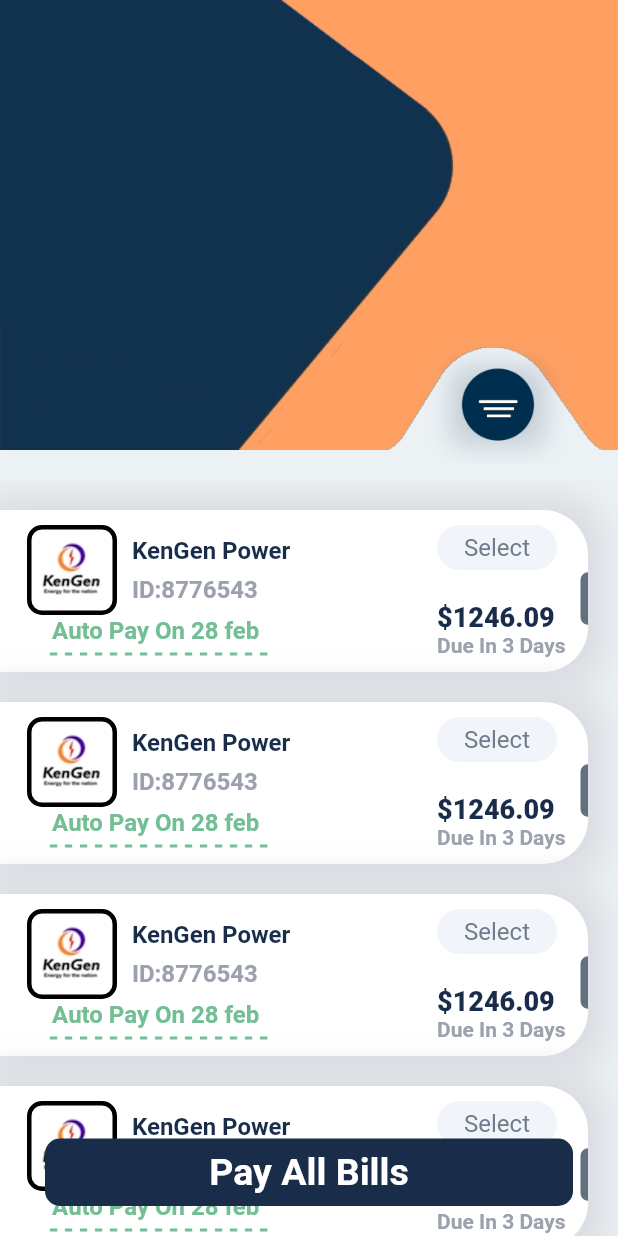
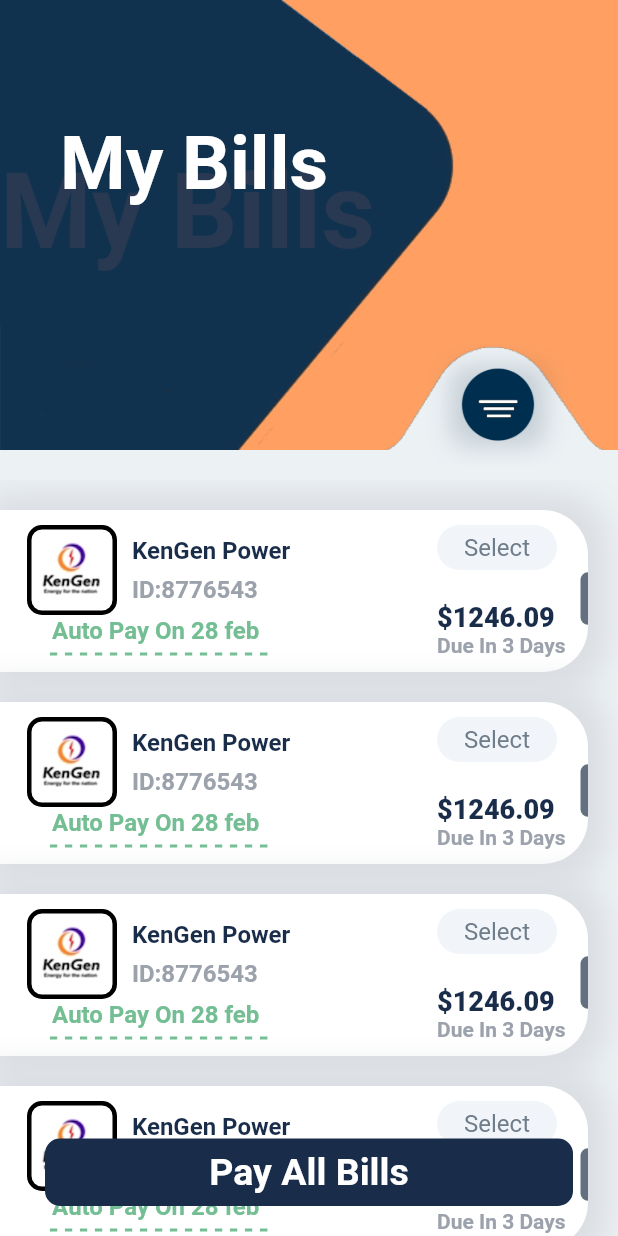
Before and after one commit to Aasimbhat/Flutter_Payments_App, a Flutter app: the screen it shows after launch, on a phone screen of 412 x 824 dp. Run offline on Flutter 3.47's test engine with Material 2 defaults, Android fonts, the phone set to English and light mode, and no system bars; our stand-ins replace get.

Commit message:
implemented getx,and some changes

```diff
--- a/lib/main.dart
+++ b/lib/main.dart
@@ -1,5 +1,7 @@
 import 'package:flutter/material.dart';
+import 'package:get/get.dart';
 import 'package:payment_app/pages/my_home_page.dart';
+import 'package:payment_app/pages/payment_page.dart';
 
 void main() {
   runApp(const MyApp());
@@ -11,18 +13,10 @@ class MyApp extends StatelessWidget {
   // This widget is the root of your application.
   @override
   Widget build(BuildContext context) {
-    return MaterialApp(
+    return GetMaterialApp(
       title: 'Flutter Demo',
       theme: ThemeData(
-        // This is the theme of your application.
-        //
-        // Try running your application with "flutter run". You'll see the
-        // application has a blue toolbar. Then, without quitting the app, try
-        // changing the primarySwatch below to Colors.green and then invoke
-        // "hot reload" (press "r" in the console where you ran "flutter run",
-        // or simply save your changes to "hot reload" in a Flutter IDE).
-        // Notice that the counter didn't reset back to zero; the application
-        // is not restarted.
+
         primarySwatch: Colors.blue,
       ),
       debugShowCheckedModeBanner: false,
--- a/lib/pages/my_home_page.dart
+++ b/lib/pages/my_home_page.dart
@@ -1,6 +1,7 @@
-
 import 'package:flutter/material.dart';
+import 'package:get/get.dart';
 import 'package:payment_app/component/colors.dart';
+import 'package:payment_app/pages/payment_page.dart';
 import 'package:payment_app/widgets/buttons.dart';
 import 'package:payment_app/widgets/large_buttons.dart';
 import 'package:payment_app/widgets/text_size.dart';
@@ -39,7 +40,9 @@ class _MyHomePageState extends State<MyHomePage> {
           _curveImageContainer(),
 
           _buttonContainer(),
-          // _textContainer(),
+          _textContainer(),
+
+
         ],
       ),
     );
@@ -50,79 +53,68 @@ class _MyHomePageState extends State<MyHomePage> {
       bottom: 15,
       right: 50,
       child: GestureDetector(
-        onTap: (){
-          showModalBottomSheet<dynamic> (
-            backgroundColor: Colors. transparent,
+        onTap: () {
+          showModalBottomSheet<dynamic>(
+              backgroundColor: Colors.transparent,
               barrierColor: Colors.transparent,
               isScrollControlled: true,
               context: context,
-           builder: (BuildContext bc){
+              builder: (BuildContext bc) {
                 return Container(
-               height: MediaQuery.of(context).size.height-260,
+                  height: MediaQuery.of(context).size.height - 260,
                   child: Stack(
                     children: [
                       Positioned(
                           bottom: 0,
-                    child:
-                  Container(
+                          child: Container(
                             color: Color(0xffeef1f4).withOpacity(0.7),
                             width: MediaQuery.of(context).size.width,
-                 height: MediaQuery.of(context).size.height-310,
-
-                  )
-                  ),
+                            height: MediaQuery.of(context).size.height - 310,
+                          )),
                       Positioned(
                           right: 50,
                           top: 0,
-                    child:
-                  Container(
-                    padding: EdgeInsets.only(top: 5,bottom: 25),
+                          child: Container(
+                            padding: EdgeInsets.only(top: 5, bottom: 25),
                             width: 60,
                             height: 230,
                             decoration: BoxDecoration(
                                 color: AppColor.mainColor,
-                      borderRadius: BorderRadius.circular(29)
-                    ),
+                                borderRadius: BorderRadius.circular(29)),
                             child: Column(
                               mainAxisAlignment: MainAxisAlignment.spaceBetween,
                               children: [
-                        AppButtons(icon: Icons.cancel,
+                                AppButtons(
+                                  icon: Icons.cancel,
                                   iconColor: AppColor.mainColor,
                                   textColor: Colors.white,
                                   backgroundColor: Colors.white,
-                        onTap:(){
+                                  onTap: () {
                                     Navigator.pop(context);
-                        } ,
-
+                                  },
                                 ),
-                         AppButtons(icon: Icons.add,
+                                AppButtons(
+                                  icon: Icons.add,
                                   iconColor: AppColor.mainColor,
                                   textColor: Colors.white,
                                   backgroundColor: Colors.white,
                                   text: "Add Bill",
-
-
                                 ),
-                         AppButtons(icon: Icons.history,
+                                AppButtons(
+                                  icon: Icons.history,
                                   iconColor: AppColor.mainColor,
                                   textColor: Colors.white,
                                   backgroundColor: Colors.white,
                                   text: "History",
-
-
                                 ),
                               ],
                             ),
-                  )
-                  )
+                          ))
                     ],
                   ),
-
                 );
-
               });
         },
-
         child: Container(
           height: 50,
           width: 60,
@@ -150,7 +142,8 @@ class _MyHomePageState extends State<MyHomePage> {
               image: DecorationImage(
                   fit: BoxFit.cover,
                   image: AssetImage("images/background.png"))),
-        ));
+        )
+        );
   }
 
   _curveImageContainer() {
@@ -162,12 +155,8 @@ class _MyHomePageState extends State<MyHomePage> {
           height: MediaQuery.of(context).size.height * 0.1,
           decoration: BoxDecoration(
               image: DecorationImage(
-                  fit: BoxFit.cover, image: AssetImage("images/curve.png")
-                  )
-                  ),
-        )
-        );
-
+                  fit: BoxFit.cover, image: AssetImage("images/curve.png"))),
+        ));
   }
 
   _ListBills() {
@@ -306,9 +295,7 @@ class _MyHomePageState extends State<MyHomePage> {
                                 color: AppColor.halfOval,
                                 borderRadius: BorderRadius.only(
                                     topLeft: Radius.circular(30),
-                                    bottomLeft: Radius.circular(30)
-                                    )
-                                    ),
+                                    bottomLeft: Radius.circular(30))),
                           )
                         ],
                       )
@@ -328,9 +315,37 @@ class _MyHomePageState extends State<MyHomePage> {
           text: "Pay All Bills",
           textColor: Colors.white,
           backgroundColor: Color(0xFF192c49),
+          onTap: () {
+            Get.to(()=>PaymentPage());
+          },
         ));
   }
-            // _textContainer(){
-            // }
+  _textContainer(){
+   return Stack(
+    children: [
+         Positioned(
+              left: 0,
+              top: 100,
+              child: Text(
+                "My Bills",
+                style: TextStyle(
+                    fontSize: 70,
+                    fontWeight: FontWeight.bold,
+                    color: Color(0xff293952)),
+              )
+              ),
+          Positioned(
+              left: 40,
+              top: 80,
+              child: Text(
+                "My Bills",
+                style: TextStyle(
+                    fontSize: 50,
+                    fontWeight: FontWeight.bold,
+                    color: Colors.white),
+              )),
+    ],
+   );
+  }
 
 }
--- a/pubspec.yaml
+++ b/pubspec.yaml
@@ -34,7 +34,7 @@ dependencies:
   # The following adds the Cupertino Icons font to your application.
   # Use with the CupertinoIcons class for iOS style icons.
   cupertino_icons: ^1.0.2
-
+  get:
 dev_dependencies:
   flutter_test:
     sdk: flutter
```
Also changed, not shown: lib/pages/payment_page.dart (added, +210 -0 lines), pubspec.lock. Lines whose indentation alone changed are shown as unchanged.
